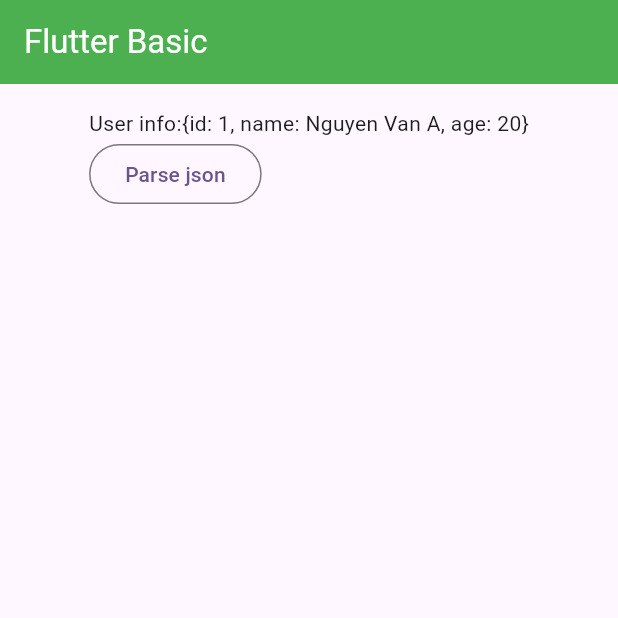
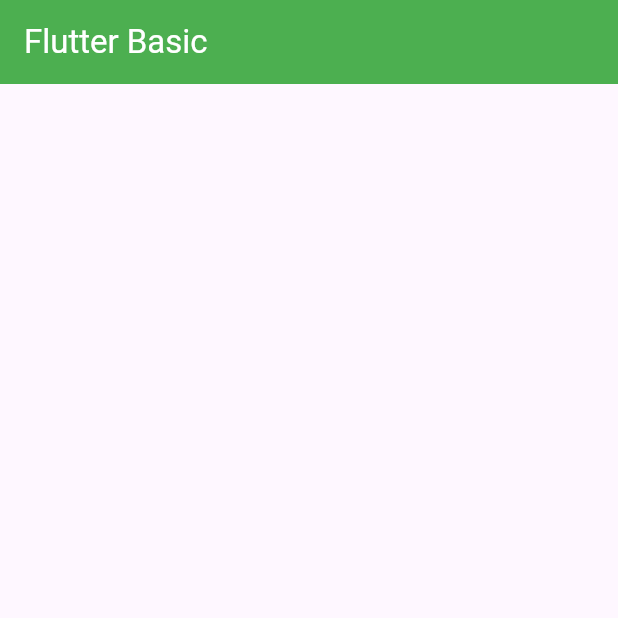
Before and after one commit to VangThao1905/flutter_basic, a Flutter app: the screen it shows after launch, on a phone screen of 412 x 824 dp, the top half of it. Run offline on Flutter 3.47's test engine with Material 3 defaults, Android fonts, the phone set to English and light mode, and no system bars; our stand-ins replace freezed_annotation.

Commit message:
create branch

```diff
--- a/flutter_basic/lib/main.dart
+++ b/flutter_basic/lib/main.dart
@@ -1,8 +1,7 @@
 import 'package:flutter/material.dart';
-import 'package:flutter_basic/page_b.dart';
-import 'package:flutter_basic/user_model_new.dart';
 
 void main() {
+  WidgetsFlutterBinding.ensureInitialized();
   runApp(const MyApp());
 }
 
@@ -14,28 +13,24 @@ class MyApp extends StatelessWidget {
     return MaterialApp(
       debugShowCheckedModeBanner: false,
       title: 'Flutter Demo',
-      routes: {PageB.routeName: (context) => PageB()},
       theme: ThemeData(
         colorScheme: ColorScheme.fromSeed(seedColor: Colors.deepPurple),
       ),
-      home: const ScreenTwo(),
+      home: const MyAppView(),
     );
   }
 }
 
-class ScreenTwo extends StatefulWidget {
-  const ScreenTwo({super.key});
+class MyAppView extends StatefulWidget {
+  const MyAppView({super.key});
 
   @override
-  State<ScreenTwo> createState() => _ScreenTwoState();
+  State<MyAppView> createState() => _MyAppViewState();
 }
 
-class _ScreenTwoState extends State<ScreenTwo> {
-  UserModelNew userModelNew = UserModelNew();
-
+class _MyAppViewState extends State<MyAppView> {
   @override
   void initState() {
-    userModelNew = userModelNew.copyWith(id: 1, name: 'Nguyen Van A', age: 20);
     super.initState();
   }
 
@@ -57,27 +52,7 @@ class _ScreenTwoState extends State<ScreenTwo> {
               child: Column(
                 mainAxisAlignment: MainAxisAlignment.start,
                 crossAxisAlignment: CrossAxisAlignment.start,
-                children: [
-                  Text('User info:${userModelNew.toJson()}'),
-
-                  OutlinedButton(
-                    onPressed: () {
-                      /// Call API
-                      Map<String, dynamic> json = {
-                        'id': 2,
-                        'name': 'Tran Van B',
-                        'age': 25,
-                      };
-
-                      UserModelNew user = UserModelNew.fromJson(json);
-
-                      setState(() {
-                        userModelNew = user;
-                      });
-                    },
-                    child: Text('Parse json'),
-                  ),
-                ],
+                children: [],
               ),
             ),
           ),
--- a/flutter_basic/lib/user_model.dart
+++ /dev/null
@@ -1,21 +0,0 @@
-import 'dart:developer';
-
-class UserModel {
-  int id;
-  String name;
-  int age;
-
-  UserModel({required this.id, required this.name, required this.age});
-
-  Map<String, dynamic> toJson() {
-    return {'id': id, 'name': name, 'age': age};
-  }
-
-  UserModel fromJson(Map<String, dynamic> json) {
-    return UserModel(id: json['id'], name: json['name'], age: json['age']);
-  }
-
-  void showUserInfo() {
-    log('User info: id = $id, name = $name, age = $age');
-  }
-}
```
Also changed, not shown: flutter_basic/lib/page_a.dart (deleted, +0 -13 lines), flutter_basic/lib/page_b.dart (deleted, +0 -30 lines), flutter_basic/pubspec.lock.
